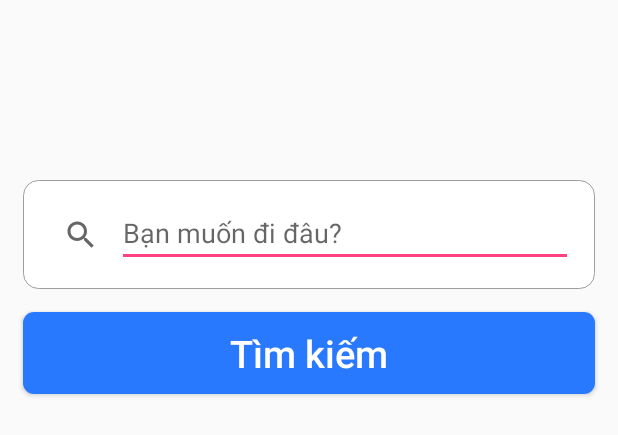
After one commit to ngocluu263/homestay-mobile, an Android app: the layout search.xml on its own in the app's theme, with its tools: preview values and no code run, on a phone screen of 412 x 824 dp. The commit adds this screen. Shown: the top 435 px of the screen. Run offline under Robolectric (Android 15) with nearby library versions, the phone set to English and light mode, and no system bars.

Commit message:
1. Add layout "search.xml" 2. Update values in "strings.xml" for "search.xml" 3. Update values in "edittext.xml"

```diff
--- a/BHomestay/app/src/main/res/drawable/edittext.xml
+++ b/BHomestay/app/src/main/res/drawable/edittext.xml
@@ -10,7 +10,9 @@
         android:right="15dp"
         android:bottom="15dp"/>
 
-    <stroke android:color="#FFFFFF" />
+    <stroke
+        android:color="#9E9E9E"
+        android:width="0.5dp"/>
 
     <corners android:radius="10dp"/>
 </shape>
--- /dev/null
+++ b/BHomestay/app/src/main/res/layout/search.xml
@@ -0,0 +1,42 @@
+<?xml version="1.0" encoding="utf-8"?>
+<LinearLayout xmlns:android="http://schemas.android.com/apk/res/android"
+    android:layout_width="match_parent"
+    android:layout_height="match_parent"
+    android:orientation="vertical">
+
+    <RelativeLayout
+        android:layout_width="wrap_content"
+        android:layout_height="wrap_content"
+        android:background="@drawable/edittext"
+        android:layout_marginLeft="@dimen/marginLeft"
+        android:layout_marginRight="@dimen/marginRight"
+        android:layout_marginTop="120dp">
+
+        <SearchView
+            android:id="@+id/ic_search"
+            android:layout_width="wrap_content"
+            android:layout_height="43dp"/>
+
+        <EditText
+            android:id="@+id/search_box"
+            android:layout_width="match_parent"
+            android:layout_height="43dp"
+            android:layout_toRightOf="@+id/ic_search"
+            android:hint="@string/hintSearch" />
+    </RelativeLayout>
+
+    <Button
+        android:id="@+id/button_search"
+        android:layout_width="match_parent"
+        android:layout_height="wrap_content"
+        android:background="@drawable/button_blue"
+        android:layout_marginTop="@dimen/marginTop"
+        android:layout_marginLeft="@dimen/marginLeft"
+        android:layout_marginRight="@dimen/marginRight"
+        android:text="@string/search"
+        android:textAlignment="center"
+        android:textAllCaps="false"
+        android:textSize="25sp"
+        android:textColor="#FFFFFF" />
+
+</LinearLayout>
--- a/BHomestay/app/src/main/res/values/strings.xml
+++ b/BHomestay/app/src/main/res/values/strings.xml
@@ -57,4 +57,8 @@
     <string name="guide2">Chúng tôi sẽ gửi bạn hướng dẫn cụ thể</string>
     <string name="reset">Lấy lại mật khẩu</string>
     <string name="logout">Đăng xuất</string>
+
+    <!--Layout Search Homestay-->
+    <string name="hintSearch">Bạn muốn đi đâu?</string>
+    <string name="search">Tìm kiếm</string>
 </resources>
```
